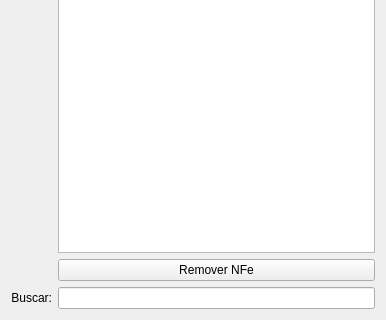
Above: ui/widgetnfeentrada.ui from darktorres/ERP-STACCATO before the change; both pictures show x 0 to 386 and y 209 to 529 of the 386 by 529 pixel window. Below: the same form after it.
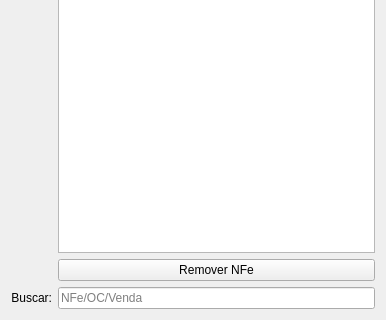
That is the form after the change. Custom widgets are drawn as their Qt base class.

What changed in the file:
```diff
--- a/ui/widgetnfeentrada.ui
+++ b/ui/widgetnfeentrada.ui
@@ -42,6 +42,9 @@
      <property name="enabled">
       <bool>true</bool>
      </property>
+     <property name="placeholderText">
+      <string>NFe/OC/Venda</string>
+     </property>
     </widget>
    </item>
    <item row="1" column="1">
```
